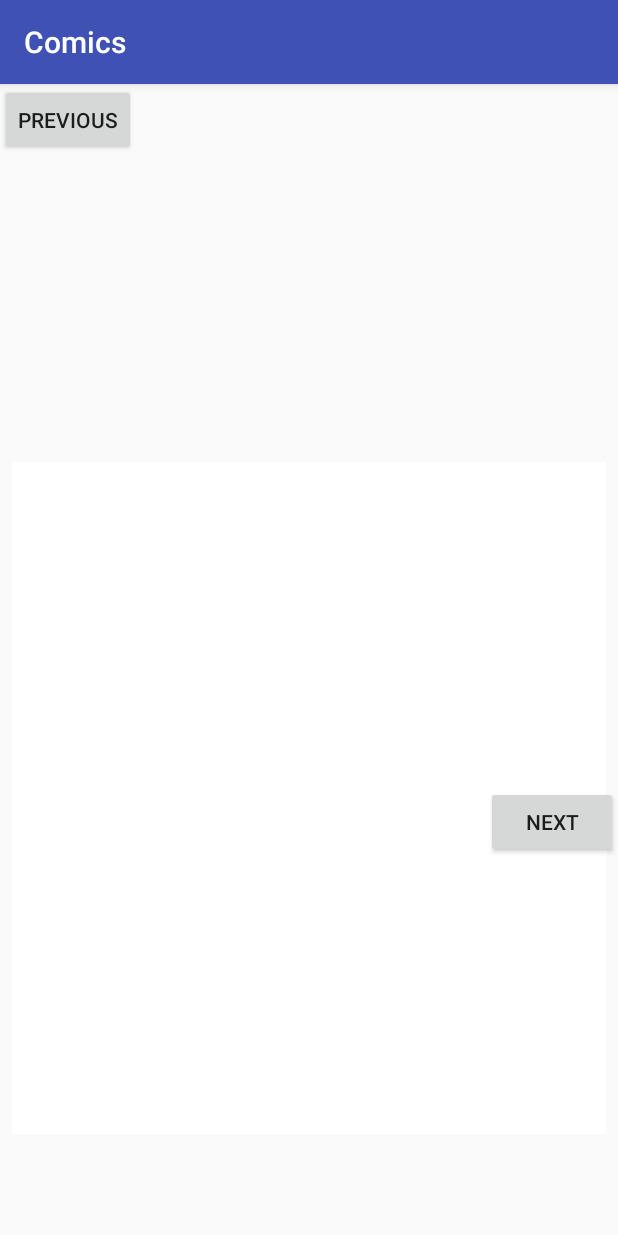
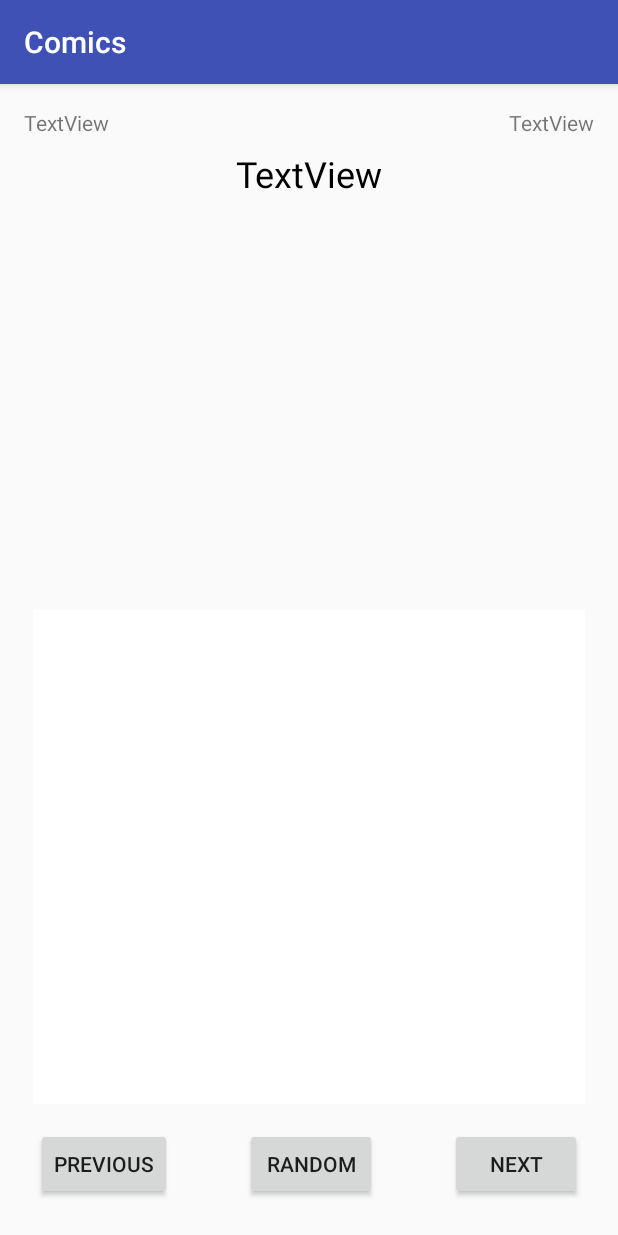
Before and after one commit to Gestash/Comics, an Android app: the screen it shows after launch (MainActivity), on a phone screen of 412 x 824 dp. Run offline under Robolectric (Android 15) with nearby library versions, the phone set to English and light mode, and no system bars; our stand-ins replace Picasso; libraries missing offline, so code that uses them is left out: org.jetbrains.anko; pictures from the network do not load; 4 statements that could not run were skipped.

Commit message:
+random comics, date, number, title

```diff
--- a/app/build.gradle
+++ b/app/build.gradle
@@ -42,6 +42,7 @@ dependencies {
 
     implementation 'com.squareup.picasso:picasso:2.71828'
 
+
     testImplementation 'junit:junit:4.12'
     androidTestImplementation 'com.android.support.test:runner:1.0.2'
     androidTestImplementation 'com.android.support.test.espresso:espresso-core:3.0.2'
--- a/app/src/main/java/com/example/gestash/comics/Comics.kt
+++ b/app/src/main/java/com/example/gestash/comics/Comics.kt
@@ -3,15 +3,15 @@ package com.example.gestash.comics
 import com.google.gson.annotations.SerializedName
 
 data class Comics(
-        @SerializedName("month") val month: Int,
+        @SerializedName("month") val month: String,
         @SerializedName("num") val num: Int,
         @SerializedName("link") val link:String,
-        @SerializedName("year") val year:Int,
+        @SerializedName("year") val year:String,
         @SerializedName("news")val news:String,
         @SerializedName("safe_title")val safe_title:String,
         @SerializedName("transcript")val transcript:String,
         @SerializedName("alt")val alt:String,
         @SerializedName("img")val img:String,
         @SerializedName("title")val title:String,
-        @SerializedName("day")val day:Int
+        @SerializedName("day")val day:String
 )
--- a/app/src/main/res/layout/activity_main.xml
+++ b/app/src/main/res/layout/activity_main.xml
@@ -11,32 +11,85 @@
         android:id="@+id/btn_prev"
         android:layout_width="wrap_content"
         android:layout_height="wrap_content"
+        android:layout_marginBottom="24dp"
+        android:layout_marginStart="24dp"
         android:text="@string/btn_prev"
-        tools:layout_editor_absoluteX="0dp"
-        tools:layout_editor_absoluteY="464dp" />
+        app:layout_constraintBottom_toBottomOf="parent"
+        app:layout_constraintStart_toStartOf="parent" />
 
     <Button
         android:id="@+id/btn_next"
         android:layout_width="wrap_content"
         android:layout_height="wrap_content"
-        android:layout_marginTop="468dp"
+        android:layout_marginBottom="24dp"
+        android:layout_marginEnd="24dp"
         android:text="@string/btn_next"
+        app:layout_constraintBottom_toBottomOf="parent"
+        app:layout_constraintEnd_toEndOf="parent" />
+
+    <ImageView
+        android:id="@+id/imageView"
+        android:layout_width="368dp"
+        android:layout_height="329dp"
+        android:layout_marginBottom="16dp"
+        android:layout_marginEnd="16dp"
+        android:layout_marginStart="16dp"
+        app:layout_constraintBottom_toTopOf="@+id/btn_next"
         app:layout_constraintEnd_toEndOf="parent"
-        app:layout_constraintHorizontal_bias="1.0"
+        app:layout_constraintStart_toStartOf="parent"
+        app:srcCompat="@android:color/background_light"
+        tools:ignore="MissingConstraints" />
+
+    <Button
+        android:id="@+id/btn_random"
+        android:layout_width="wrap_content"
+        android:layout_height="wrap_content"
+        android:layout_marginBottom="24dp"
+        android:layout_marginEnd="8dp"
+        android:layout_marginStart="8dp"
+        android:text="@string/btn_random"
+        app:layout_constraintBottom_toBottomOf="parent"
+        app:layout_constraintEnd_toStartOf="@+id/btn_next"
+        app:layout_constraintStart_toEndOf="@+id/btn_prev" />
+
+    <TextView
+        android:id="@+id/date"
+        android:layout_width="wrap_content"
+        android:layout_height="wrap_content"
+        android:layout_marginEnd="16dp"
+        android:layout_marginTop="16dp"
+        android:text="TextView"
+        app:layout_constraintEnd_toEndOf="parent"
+        app:layout_constraintTop_toTopOf="parent" />
+
+    <TextView
+        android:id="@+id/number"
+        android:layout_width="wrap_content"
+        android:layout_height="wrap_content"
+        android:layout_marginStart="16dp"
+        android:layout_marginTop="16dp"
+        android:text="TextView"
         app:layout_constraintStart_toStartOf="parent"
         app:layout_constraintTop_toTopOf="parent" />
 
-    <ImageView
-        android:id="@+id/imageView"
-        android:layout_width="0dp"
-        android:layout_height="448dp"
-        android:layout_marginBottom="68dp"
+    <TextView
+        android:id="@+id/mainTitle"
+        android:layout_width="wrap_content"
+        android:layout_height="wrap_content"
+        android:layout_marginBottom="8dp"
         android:layout_marginEnd="8dp"
         android:layout_marginStart="8dp"
-        app:layout_constraintBottom_toBottomOf="parent"
+        android:layout_marginTop="8dp"
+        android:autoText="false"
+        android:text="TextView"
+        android:textColor="@android:color/black"
+        android:textIsSelectable="false"
+        android:textSize="24sp"
+        app:layout_constraintBottom_toTopOf="@+id/imageView"
         app:layout_constraintEnd_toEndOf="parent"
-        app:layout_constraintHorizontal_bias="0.0"
+        app:layout_constraintHorizontal_bias="0.501"
         app:layout_constraintStart_toStartOf="parent"
-        app:srcCompat="@android:color/background_light"
-        tools:ignore="MissingConstraints" />
+        app:layout_constraintTop_toBottomOf="@+id/number"
+        app:layout_constraintVertical_bias="0.0" />
+
 </android.support.constraint.ConstraintLayout>
--- a/app/src/main/res/values/strings.xml
+++ b/app/src/main/res/values/strings.xml
@@ -2,5 +2,7 @@
     <string name="app_name">Comics</string>
     <string name="btn_prev">Previous</string>
     <string name="btn_next">Next</string>
+    <string name="btn_random">Random</string>
+
 
 </resources>
```
Also changed, not shown: app/src/main/java/com/example/gestash/comics/ComicsProvider.kt (+28 -6 lines), app/src/main/java/com/example/gestash/comics/ComicsViewModel.kt (added, +9 -0 lines), app/src/main/java/com/example/gestash/comics/MainActivity.kt (+19 -15 lines), 1 other file.
